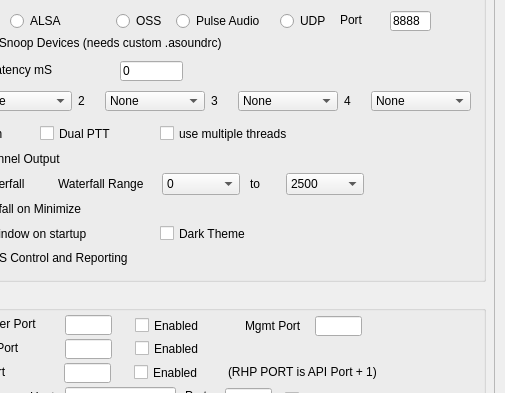
Qt form devicesDialog.ui (gm5dna/qtsoundmodem-macos-port) before a commit; both pictures show x 116 to 621 and y 0 to 393 of the 621 by 769 pixel window.
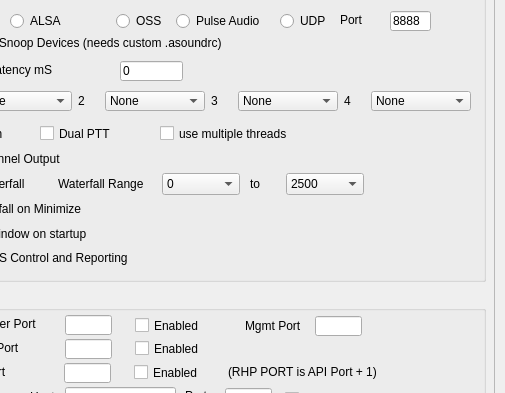
The same form after that commit.

Commit message:
UI: auto-track macOS Light/Dark appearance, drop manual Dark Theme toggle
Hook QStyleHints::colorScheme() at startup and connect colorSchemeChanged
so the app's existing dark stylesheet follows System Settings → Appearance
live. The user-visible "Dark Theme" checkbox in Setup → Setup Devices and
the now-redundant Init/darkTheme persistence are removed; the OS is the
single source of truth.

What changed in the file:
```diff
--- a/devicesDialog.ui
+++ b/devicesDialog.ui
@@ -556,19 +556,6 @@
        <string>to</string>
       </property>
      </widget>
-     <widget class="QCheckBox" name="darkTheme">
-      <property name="geometry">
-       <rect>
-        <x>260</x>
-        <y>304</y>
-        <width>161</width>
-        <height>17</height>
-       </rect>
-      </property>
-      <property name="text">
-       <string>Dark Theme</string>
-      </property>
-     </widget>
      <widget class="QCheckBox" name="onlyMixSnoop">
       <property name="geometry">
        <rect>
```
The commit also changes 2 other files.
